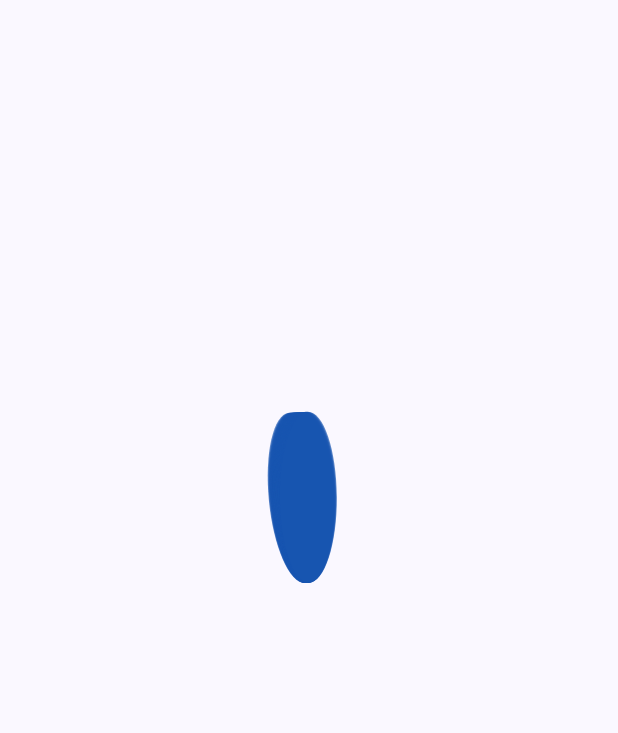
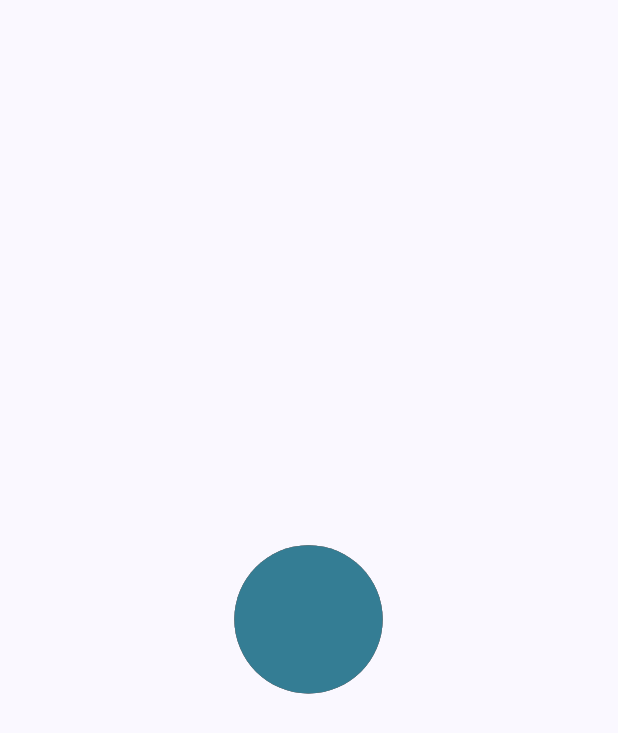
Before and after one commit to akashkamati/WebsiteToAndroid, an Android app built with Jetpack Compose: the first screen one second after launch (MainActivity), on a phone screen of 412 x 824 dp. Shown: the top 733 px of the screen. Run offline under Robolectric (Android 15) with nearby library versions, the phone set to English and light mode, and no system bars; our stand-ins replace AdMob; libraries missing offline, so code that uses them is left out: com.google.accompanist.web; 4 statements that could not run were skipped.

```diff
--- a/app/src/main/java/com/websitetoandroid/AppConstants.kt
+++ b/app/src/main/java/com/websitetoandroid/AppConstants.kt
@@ -6,9 +6,9 @@ object AppConstants {
 
     const val EntryUrl : String = "https://w3schools.com"
     const val EnablePullRefresh : Boolean = true
-    const val StatusBarColor : String = "#D21A4F"
+    const val StatusBarColor : String = "#FFFFFF"
     const val ShowSplashTime : Int = 5
-    const val PageLoaderType : String = "NONE"
+    const val PageLoaderType : String = "ANIMATION"
     const val BannerAdId : String = "ca-app-pub-3940256099942544/6300978111"
     val BottomAppBar : List<BottomBarItem> = listOf(
         BottomBarItem("title","fas fa-address-book","https://hi.com"),
--- a/app/src/main/java/com/websitetoandroid/SplashScreen.kt
+++ b/app/src/main/java/com/websitetoandroid/SplashScreen.kt
@@ -15,7 +15,7 @@ fun ShowSplashScreen() {
         contentAlignment = Alignment.Center
 
     ) {
-        ShowLottieAnimation(R.raw.lottie_animation)
+        ShowLottieAnimation(R.raw.splash_loader)
     }
 
 }
--- a/app/src/main/java/com/websitetoandroid/ui/theme/Theme.kt
+++ b/app/src/main/java/com/websitetoandroid/ui/theme/Theme.kt
@@ -16,7 +16,6 @@ import androidx.compose.ui.platform.LocalContext
 import androidx.compose.ui.platform.LocalView
 import androidx.core.view.WindowCompat
 import com.websitetoandroid.AppConstants
-import java.lang.Appendable
 
 private val DarkColorScheme = darkColorScheme(
     primary = Purple80,
```
Also changed, not shown: app/src/main/java/com/websitetoandroid/PageLoaderUtil.kt (+5 -2 lines), app/src/main/res/raw/lottie_animation.json (deleted, +0 -1 lines), app/src/main/res/raw/page_loader.json (added, +1 -0 lines), app/src/main/res/raw/splash_loader.json (added, +1 -0 lines).
